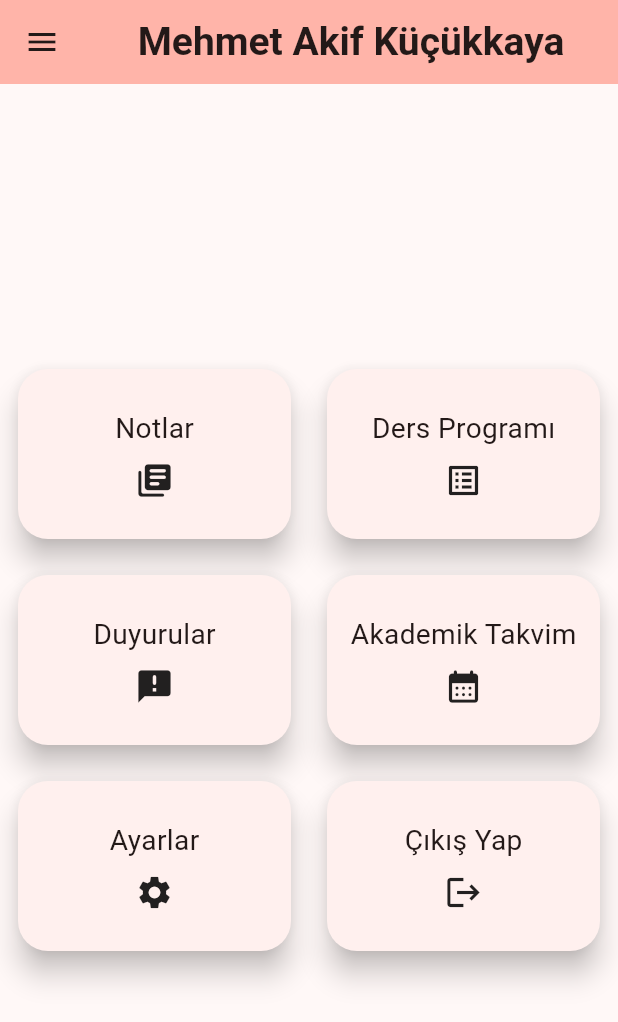
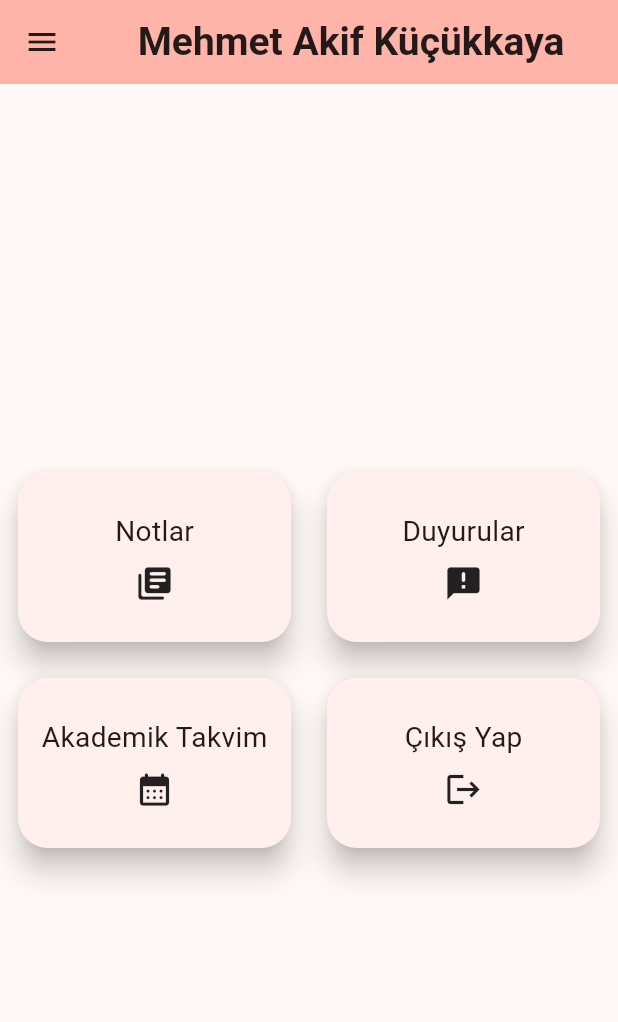
Before and after one commit to mehmetakifkucukkaya/okulSistemi_Flutter, a Flutter app: the HomePage screen opened by its route, on a phone screen of 412 x 824 dp. Shown: the top 1022 px of the screen. Run offline on Flutter 3.47's test engine with Material 3 defaults, Android fonts, the phone set to English and light mode, and no system bars; our stand-ins replace google_maps_flutter, sqflite; accounts and stored records are empty.

Commit message:
Fixed some bugs

```diff
--- a/lib/constants/constants.dart
+++ b/lib/constants/constants.dart
@@ -33,11 +33,11 @@ class Constants {
     //   "navigation": "ProjectsPage",
     //   "icon": "projects"
     // },
-    {
-      "title": "Ders Programı",
-      "navigation": "SyllabusPage",
-      "icon": "syllabus"
-    },
+    // {
+    //   "title": "Ders Programı",
+    //   "navigation": "SyllabusPage",
+    //   "icon": "syllabus"
+    // },
     {
       "title": "Duyurular",
       "navigation": "AnnouncementPage",
@@ -58,7 +58,7 @@ class Constants {
     //   "navigation": "RectorsMessage",
     //   "icon": "message"
     // },
-    {"title": "Ayarlar", "navigation": "Settings", "icon": "settings"},
+    // {"title": "Ayarlar", "navigation": "Settings", "icon": "settings"},
     {"title": "Çıkış Yap", "navigation": "/", "icon": "logout"},
   ];
 
--- a/lib/utils/database_helper.dart
+++ b/lib/utils/database_helper.dart
@@ -269,7 +269,6 @@ class DatabaseHelper {
     });
   }
 
-
 //* WEEKLY SCHEDULE
 
 // WeeklySchedule ekleme işlemi
--- a/lib/views/home_page.dart
+++ b/lib/views/home_page.dart
@@ -130,14 +130,18 @@ class _HomePageState extends State<HomePage> {
               title: "Notlar",
               route: "GradePage",
             ),
+            // const DrawerTile(
+            //   title: "Ders Programı",
+            //   route: "SyllabusPage",
+            // ),
             const DrawerTile(
-              title: "Ders Programı",
-              route: "SyllabusPage",
+              title: "Rektörün Mesajı",
+              route: "RectorsMessage",
             ),
-            const DrawerTile(
-              title: "Ayarlar",
-              route: "SettingsPage",
-            ),
+            // const DrawerTile(
+            //   title: "Ayarlar",
+            //   route: "SettingsPage",
+            // ),
             const DrawerTile(
               title: "Çıkış Yap",
               route: "SplashPage",
--- a/lib/views/login_page.dart
+++ b/lib/views/login_page.dart
@@ -11,6 +11,7 @@ class LoginPage extends StatelessWidget {
     final formKeyStudent = GlobalKey<FormState>();
     final emailController = TextEditingController();
     final passwordController = TextEditingController();
+    final passwordControllerStd = TextEditingController();
     final studentNoController = TextEditingController();
 
     return DefaultTabController(
@@ -48,7 +49,7 @@ class LoginPage extends StatelessWidget {
               userType: UserType.student,
               formKey: formKeyStudent,
               emailController: TextEditingController(),
-              passwordController: passwordController,
+              passwordController: passwordControllerStd,
               studentNoController: studentNoController,
             ),
           ],
--- a/lib/views/splash_page.dart
+++ b/lib/views/splash_page.dart
@@ -112,7 +112,7 @@ class SplashPage extends StatelessWidget {
             ),
             const DrawerTile(
               title: "Kampüslerimiz",
-              route: "LoginPage",
+              route: "CampusesPage",
             ),
             const DrawerTile(
               title: "Ayarlar",
```
Also changed, not shown: lib/main.dart (+5 -5 lines), lib/views/courses_page.dart (+5 -11 lines), lib/widgets/login_form.dart (+11 -4 lines), pubspec.lock. Lines whose indentation alone changed are shown as unchanged.
